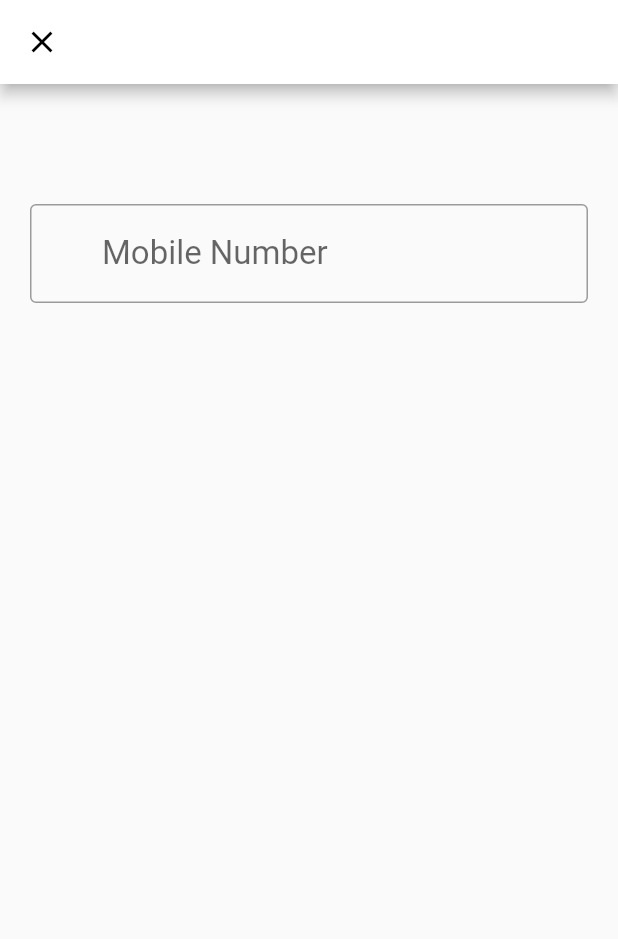
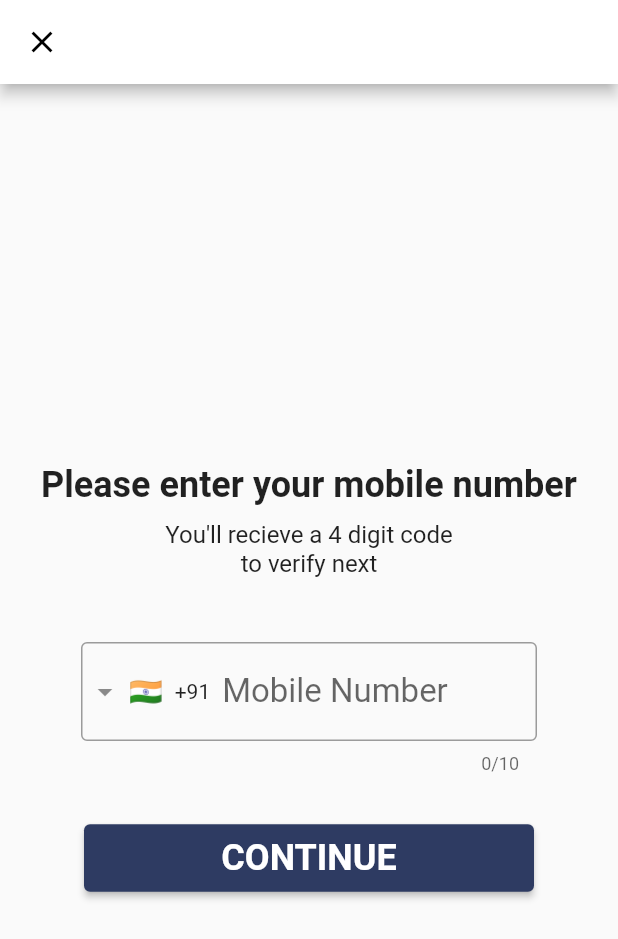
Before and after one commit to MDENDAN/liveasy_login_auth, a Flutter app: the PhoneNumber screen opened directly, on a phone screen of 412 x 824 dp. Shown: the top 939 px of the screen. Run offline on Flutter 3.47's test engine with Material 2 defaults, Android fonts, the phone set to English and light mode, and no system bars; drawn by our look-alikes of intl_phone_field; our stand-ins replace firebase_auth, firebase_core, get, pinput, wave; accounts and stored records are empty.

Commit message:
added project

```diff
--- a/lib/phone_no.dart
+++ b/lib/phone_no.dart
@@ -1,16 +1,31 @@
+import 'package:firebase_auth/firebase_auth.dart';
 import 'package:flutter/material.dart';
-import './languageselector.dart';
+import 'package:get/get.dart';
+// import 'package:country_phone_code_picker/country_phone_code_picker.dart';
+import 'package:intl_phone_field/intl_phone_field.dart';
+import './otp.dart';
+
+bool showLoading = true;
+
+enum MobileVerificationState {
+  SHOW_MOBILE_FORM_STATE,
+  SHOW_OTP_FORM_STATE,
+}
+
+MobileVerificationState currentState =
+    MobileVerificationState.SHOW_MOBILE_FORM_STATE;
 
 class PhoneNumber extends StatefulWidget {
-  const PhoneNumber({super.key});
+  static String verify = "";
 
   @override
   State<PhoneNumber> createState() => _PhoneNumberState();
 }
 
 class _PhoneNumberState extends State<PhoneNumber> {
-  final phoneNumberController = TextEditingController();
-  bool loading = false;
+  TextEditingController _controller = TextEditingController();
+
+  var phone;
   @override
   Widget build(BuildContext context) {
     return Scaffold(
@@ -23,27 +38,136 @@ class _PhoneNumberState extends State<PhoneNumber> {
             },
           ),
         ),
-      body: Padding(
-        padding: EdgeInsets.symmetric(horizontal: 20),
+        body: Center(
             child: Column(
-          children: [
+          crossAxisAlignment: CrossAxisAlignment.center,
+          mainAxisAlignment: MainAxisAlignment.center,
+          children: <Widget>[
+            Padding(
+              padding: EdgeInsets.only(top: 25, bottom: 10),
+              child: Text(
+                'four'.tr,
+                style: TextStyle(fontWeight: FontWeight.bold, fontSize: 24),
+                textAlign: TextAlign.center,
+              ),
+            ),
+            Text(
+              'five'.tr,
+              style: TextStyle(
+                fontSize: 16,
+              ),
+              textAlign: TextAlign.center,
+            ),
             SizedBox(
-              height: 80,
+              height: 35,
             ),
-            TextFormField(
-              controller: phoneNumberController,
+            // SizedBox(
+            //     width: 300,
+            //     child: TextField(
+            //       child: <Widget>[
+            //         SizedBox(
+            //           width: 110,
+            //           child: CountryPhoneCodePicker.withDefaultSelectedCountry(
+            //             defaultCountryCode: Country(
+            //                 name: 'India', countryCode: 'IN', phoneCode: '+91'),
+            //             borderRadius: 5,
+            //             borderWidth: 1,
+            //             showPhoneCode: true,
+            //             borderColor: Colors.grey,
+            //             style: const TextStyle(fontSize: 16),
+            //             searchBarHintText: 'Search by name',
+            //             countryPhoneCodeTextStyle: TextStyle(
+            //                 fontSize: 20, fontWeight: FontWeight.bold),
+            //           ),
+            //         ),
+            //       ],
+            //       keyboardType: TextInputType.phone,
+            //       decoration: InputDecoration(
+            //           border: OutlineInputBorder(),
+            //           hintText: 'Mobile Number',
+            //           hintStyle: TextStyle(fontSize: 22),
+            //           prefixIcon: Padding(
+            //             padding: EdgeInsets.only(
+            //                 top: 20, bottom: 20, left: 20, right: 10),
+            //           )),
+            //       cursorHeight: 18,
+            //     )),
+            SizedBox(
+              width: 320,
+              child: Padding(
+                padding: const EdgeInsets.all(8.0),
+                child: IntlPhoneField(
+                  controller: _controller,
                   decoration: InputDecoration(
-                  border: OutlineInputBorder(),
                       hintText: 'Mobile Number',
                       hintStyle: TextStyle(fontSize: 22),
-                  prefixIcon: Padding(
-                    padding: EdgeInsets.only(
-                        top: 20, bottom: 20, left: 20, right: 10),
-                  )),
+                      border: OutlineInputBorder(
+                        borderSide: BorderSide(),
+                      ),
+                      prefixStyle: TextStyle(fontSize: 50)),
+                  initialCountryCode: 'IN',
+                  onChanged: (value) {
+                    phone = value;
+                  },
+                ),
+              ),
+            ),
+
+            SizedBox(
+              height: 24,
+            ),
+            ElevatedButton(
+              style: ElevatedButton.styleFrom(
+                  backgroundColor: Color(0xFF2E3B62), fixedSize: Size(300, 45)),
+              onPressed: () async {
+                await FirebaseAuth.instance.verifyPhoneNumber(
+                  phoneNumber: _controller as String,
+                  verificationCompleted:
+                      (PhoneAuthCredential credential) async {
+                    setState(() {
+                      showLoading = false;
+                    });
+                  },
+                  verificationFailed: (FirebaseAuthException e) {},
+                  codeSent: (String verificationId, int? resendToken) async {
+                    setState(() {
+                      currentState =
+                          MobileVerificationState.SHOW_OTP_FORM_STATE;
+                      PhoneNumber.verify = verificationId;
+                    });
+                    Navigator.pushNamed(
+                        context, otp(_controller.text).toString());
+                  },
+                  codeAutoRetrievalTimeout: (String verificationId) {},
+                );
+                Navigator.push(
+                    context,
+                    MaterialPageRoute(
+                      builder: (context) => (otp(_controller.text)),
+                    ));
+              },
+              child: Text('CONTINUE',
+                  style: TextStyle(fontSize: 24, fontWeight: FontWeight.w700)),
             )
           ],
-        ),
-      ),
-    );
+        )));
   }
 }
+
+// final GlobalKey<ScaffoldState> _scaffoldKey = GlobalKey();
+
+// @override
+// Widget build(BuildContext context) {
+//   return Scaffold(
+//       key: _scaffoldKey,
+//       body: Container(
+//         child: showLoading
+//             ? Center(
+//                 child: CircularProgressIndicator(),
+//               )
+//             : currentState == MobileVerificationState.SHOW_MOBILE_FORM_STATE
+//                 ? otp(context)
+//                 : otp(context),
+//         padding: const EdgeInsets.all(16),
+//       ));
+// }
```
Lines whose indentation alone changed are shown as unchanged.
